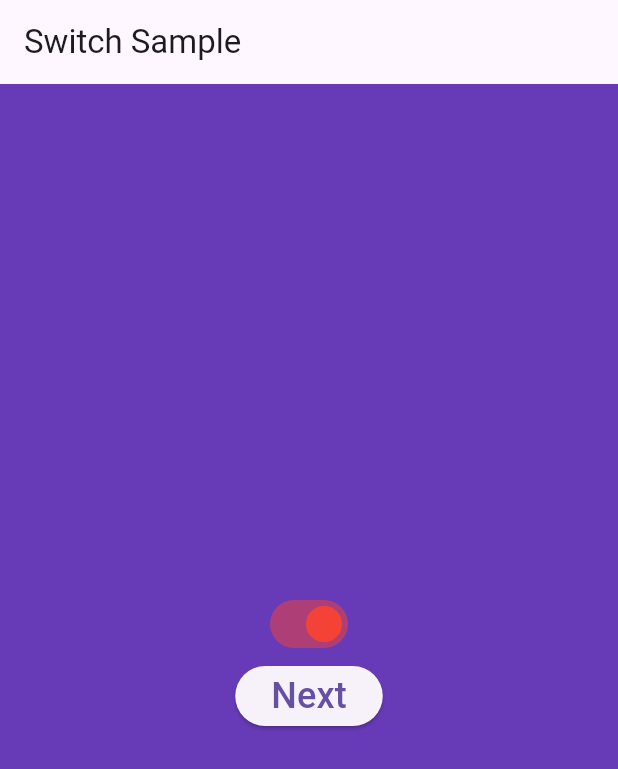
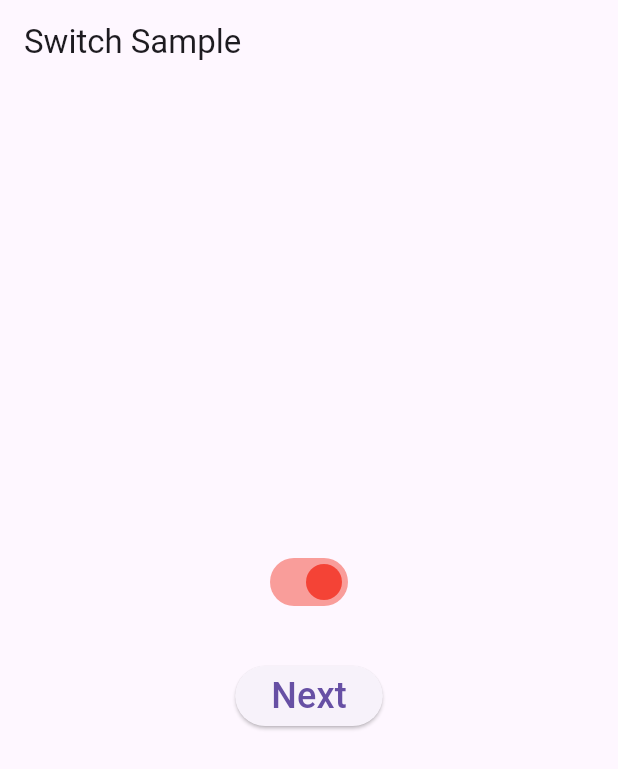
Before and after one commit to rabaun/switch_flutter, a Flutter app: the screen it shows after launch, on a phone screen of 412 x 824 dp. Shown: the top 769 px of the screen. Run offline on Flutter 3.47's test engine with Material 2 defaults, Android fonts, the phone set to English and light mode, and no system bars.

Commit message:
Create project

```diff
--- a/lib/main.dart
+++ b/lib/main.dart
@@ -29,7 +29,6 @@ class _SwitchExampleState extends State<SwitchExample> {
   @override
   Widget build(BuildContext context) {
     return Scaffold(
-        backgroundColor: (light) ? Colors.deepPurple : Colors.white,
         appBar: AppBar(title: const Text('Switch Sample')),
         body: Center(
             child: Column(
@@ -47,7 +46,9 @@ class _SwitchExampleState extends State<SwitchExample> {
                 });
               },
             ),
-            ElevatedButton(
+            Padding(
+              padding: const EdgeInsets.all(28.0),
+              child: ElevatedButton(
                 child: const Text(
                   'Next',
                   style: TextStyle(fontSize: 24.0),
@@ -58,6 +59,7 @@ class _SwitchExampleState extends State<SwitchExample> {
                             light: light,
                           )));
                 },
+              ),
             ),
           ],
         )));
```
Lines whose indentation alone changed are shown as unchanged.
